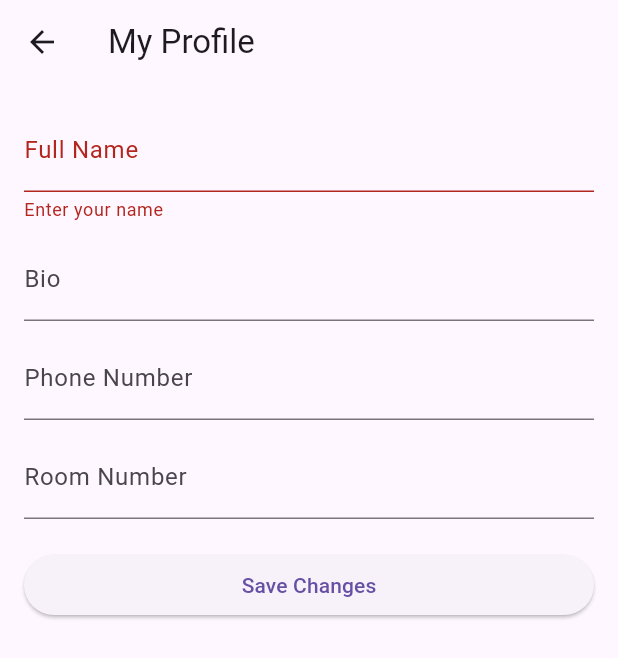
After one commit to Kowshik-Das/campus_connect, a Flutter app: the ProfilePage screen opened directly, after a tap on "Save Changes", on a phone screen of 412 x 824 dp. The commit adds this screen. Shown: the top 658 px of the screen. Run offline on Flutter 3.47's test engine with Material 3 defaults, Android fonts, the phone set to English and light mode, and no system bars; our stand-ins replace cloud_firestore, firebase_auth, firebase_core; accounts and stored records are empty.

Commit message:
Added profile management feature

```diff
--- a/lib/home_page.dart
+++ b/lib/home_page.dart
@@ -4,18 +4,17 @@ import 'package:cloud_firestore/cloud_firestore.dart';
 
 import 'admin_notice_page.dart';
 import 'class_schedule_page.dart';
-import 'login_page.dart'; // for logout redirect
+import 'login_page.dart';
+import 'profile_page.dart';
 
 class HomePage extends StatelessWidget {
   const HomePage({super.key});
 
   bool isAdmin(String email) {
-    // List of admin emails
     const adminEmails = [
       'daskowshik49@gmail.com',
       '223005812@eastdelta.edu.bd',
     ];
-
     return adminEmails.contains(email);
   }
 
@@ -48,7 +47,7 @@ class HomePage extends StatelessWidget {
               leading: const Icon(Icons.campaign),
               title: const Text('Notice Board'),
               onTap: () {
-                Navigator.pop(context); // stays on the same page
+                Navigator.pop(context); // stay on the same page
               },
             ),
             ListTile(
@@ -59,6 +58,17 @@ class HomePage extends StatelessWidget {
                 Navigator.push(
                   context,
                   MaterialPageRoute(builder: (_) => const ClassSchedulePage()),
+                );
+              },
+            ),
+            ListTile(
+              leading: const Icon(Icons.person),
+              title: const Text('My Profile'),
+              onTap: () {
+                Navigator.pop(context);
+                Navigator.push(
+                  context,
+                  MaterialPageRoute(builder: (_) => const ProfilePage()),
                 );
               },
             ),
--- /dev/null
+++ b/lib/profile_page.dart
@@ -0,0 +1,111 @@
+import 'package:cloud_firestore/cloud_firestore.dart';
+import 'package:firebase_auth/firebase_auth.dart';
+import 'package:flutter/material.dart';
+
+class ProfilePage extends StatefulWidget {
+  const ProfilePage({Key? key}) : super(key: key);
+
+  @override
+  State<ProfilePage> createState() => _ProfilePageState();
+}
+
+class _ProfilePageState extends State<ProfilePage> {
+  final _formKey = GlobalKey<FormState>();
+  final _nameController = TextEditingController();
+  final _bioController = TextEditingController();
+  final _phoneController = TextEditingController();
+  final _roomController = TextEditingController();
+
+  final FirebaseAuth _auth = FirebaseAuth.instance;
+  final FirebaseFirestore _firestore = FirebaseFirestore.instance;
+
+  bool _isLoading = true;
+
+  @override
+  void initState() {
+    super.initState();
+    _loadUserProfile();
+  }
+
+  Future<void> _loadUserProfile() async {
+    final user = _auth.currentUser;
+    if (user != null) {
+      final doc = await _firestore.collection('users').doc(user.uid).get();
+      if (doc.exists) {
+        final data = doc.data()!;
+        _nameController.text = data['name'] ?? '';
+        _bioController.text = data['bio'] ?? '';
+        _phoneController.text = data['phone'] ?? '';
+        _roomController.text = data['room'] ?? '';
+      }
+    }
+    setState(() {
+      _isLoading = false;
+    });
+  }
+
+  Future<void> _saveUserProfile() async {
+    if (_formKey.currentState!.validate()) {
+      final user = _auth.currentUser;
+      if (user != null) {
+        await _firestore.collection('users').doc(user.uid).set({
+          'uid': user.uid,
+          'email': user.email,
+          'name': _nameController.text.trim(),
+          'bio': _bioController.text.trim(),
+          'phone': _phoneController.text.trim(),
+          'room': _roomController.text.trim(),
+        }, SetOptions(merge: true));
+        ScaffoldMessenger.of(context).showSnackBar(
+          const SnackBar(content: Text('Profile updated successfully')),
+        );
+      }
+    }
+  }
+
+  @override
+  Widget build(BuildContext context) {
+    if (_isLoading) {
+      return const Scaffold(body: Center(child: CircularProgressIndicator()));
+    }
+
+    return Scaffold(
+      appBar: AppBar(title: const Text('My Profile')),
+      body: Padding(
+        padding: const EdgeInsets.all(16.0),
+        child: Form(
+          key: _formKey,
+          child: ListView(
+            children: [
+              TextFormField(
+                controller: _nameController,
+                decoration: const InputDecoration(labelText: 'Full Name'),
+                validator: (value) => value!.isEmpty ? 'Enter your name' : null,
+              ),
+              const SizedBox(height: 10),
+              TextFormField(
+                controller: _bioController,
+                decoration: const InputDecoration(labelText: 'Bio'),
+              ),
+              const SizedBox(height: 10),
+              TextFormField(
+                controller: _phoneController,
+                decoration: const InputDecoration(labelText: 'Phone Number'),
+              ),
+              const SizedBox(height: 10),
+              TextFormField(
+                controller: _roomController,
+                decoration: const InputDecoration(labelText: 'Room Number'),
+              ),
+              const SizedBox(height: 20),
+              ElevatedButton(
+                onPressed: _saveUserProfile,
+                child: const Text('Save Changes'),
+              ),
+            ],
+          ),
+        ),
+      ),
+    );
+  }
+}
```
